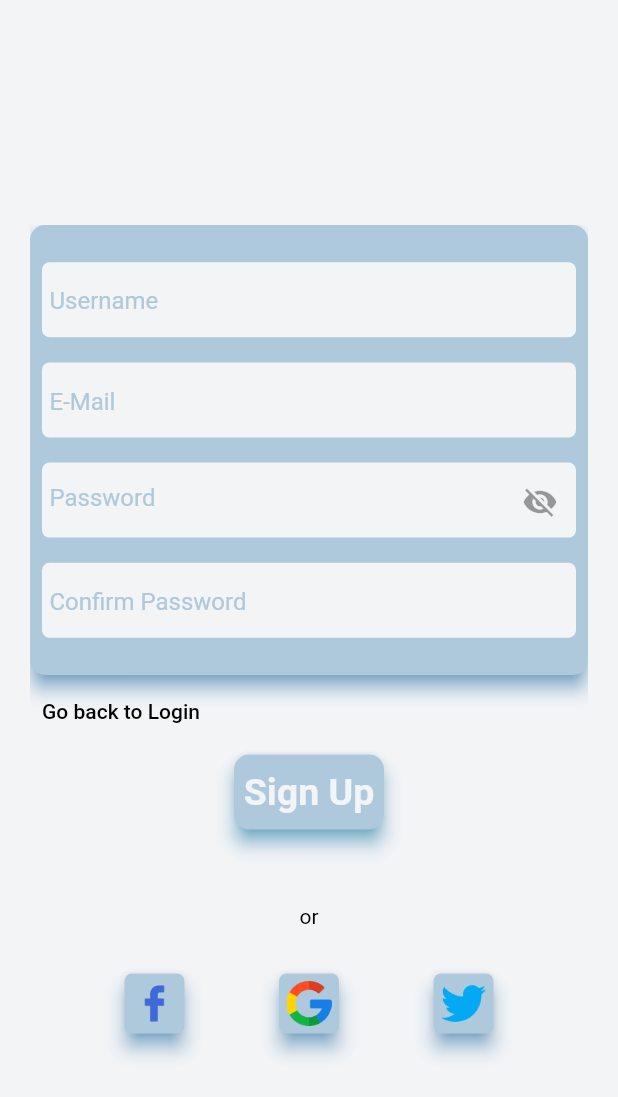
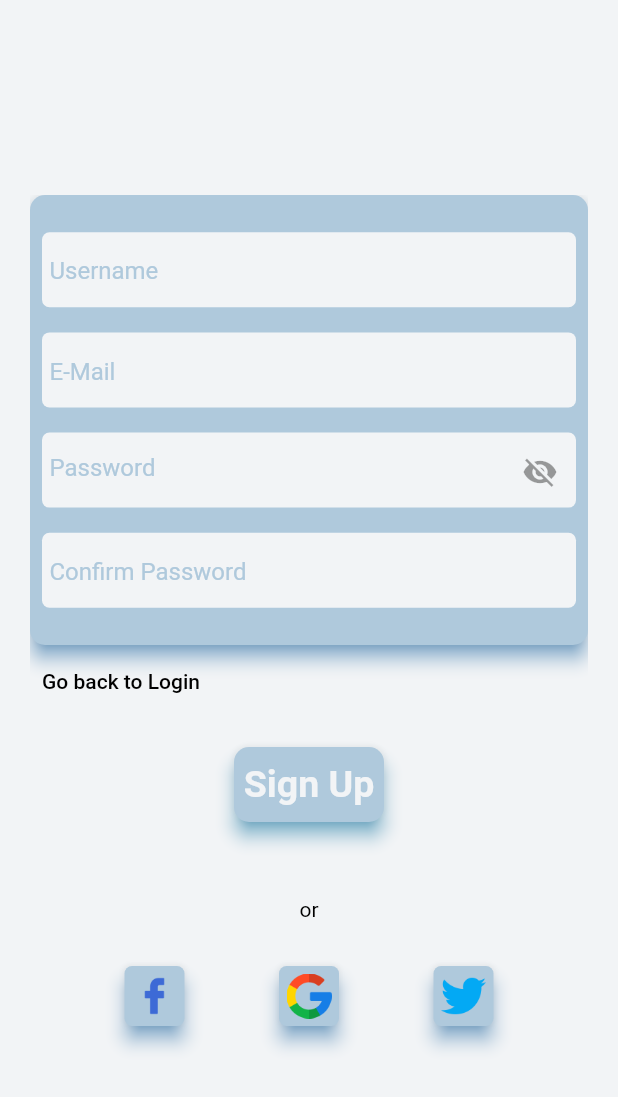
Before and after one commit to Abh1navAbhinav/MovieTicketBooking, a Flutter app: the screen it shows after launch, after a tap on "Create new Account", on a phone screen of 412 x 824 dp. Shown: the top 1097 px of the screen. Run offline on Flutter 3.47's test engine with Material 2 defaults, Android fonts, the phone set to English and light mode, and no system bars; our stand-ins replace get, google_fonts.

Commit message:
Login ui small updations

```diff
--- a/lib/login/controllers/login_controller.dart
+++ b/lib/login/controllers/login_controller.dart
@@ -5,4 +5,5 @@ class LoginController extends GetxController {
   RxBool isPasswordVisible = false.obs;
   RxBool isTextFieldClicked = false.obs;
   RxBool isTextFieldClicked2 = false.obs;
+  RxString buttonValue = "Login".obs;
 }
--- a/lib/login/view/login.dart
+++ b/lib/login/view/login.dart
@@ -24,7 +24,7 @@ class LoginPage extends GetView<LoginController> {
             child: Column(
               children: [
                 const SizedBox(
-                  height: 150,
+                  height: 130,
                 ),
                 Obx(
                   () => AnimatedCrossFade(
@@ -38,11 +38,11 @@ class LoginPage extends GetView<LoginController> {
                     secondCurve: Curves.easeInOutQuart,
                   ),
                 ),
-                Obx(
-                  () => SizedBox(
-                    height: controller.isCreatedNewAccount.value ? 5 : 70,
-                  ),
-                ),
+                // Obx(
+                //   () => SizedBox(
+                //     height: controller.isCreatedNewAccount.value ? 5 : 70,
+                //   ),
+                // ),
                 const LoginButton(),
                 const SizedBox(
                   height: 50,
--- a/lib/login/view/widgets/create_and_forgot_account.dart
+++ b/lib/login/view/widgets/create_and_forgot_account.dart
@@ -16,10 +16,15 @@ class CreateAndForgotAccount extends GetView<LoginController> {
         TextButton(
           onPressed: () {
             controller.isCreatedNewAccount.value = true;
+            // controller.buttonValue.value = "Sign Up";
           },
-          child: Text(
-            'Create new Account',
-            style: ktextStyle,
+          child: Column(
+            children: [
+              Text(
+                'Create new Account',
+                style: ktextStyle,
+              ),
+            ],
           ),
         ),
         TextButton(
--- a/lib/login/view/widgets/create_new_account.dart
+++ b/lib/login/view/widgets/create_new_account.dart
@@ -81,12 +81,16 @@ class CreateNewAccount extends GetView<LoginController> {
           TextButton(
             onPressed: () {
               controller.isCreatedNewAccount.value = false;
+              // controller.buttonValue.value = 'Login';
             },
             child: Text(
               'Go back to Login',
               style: ktextStyle,
             ),
           ),
+          const SizedBox(
+            height: 20,
+          ),
         ],
       ),
     );
--- a/lib/login/view/widgets/login_account.dart
+++ b/lib/login/view/widgets/login_account.dart
@@ -13,7 +13,9 @@ class LoginAccount extends GetView<LoginController> {
   @override
   Widget build(BuildContext context) {
     return SizedBox(
+      height: 350,
       child: Column(
+        mainAxisAlignment: MainAxisAlignment.center,
         children: [
           Obx(
             () => AnimatedPhysicalModel(
--- a/pubspec.yaml
+++ b/pubspec.yaml
@@ -27,3 +27,4 @@ flutter:
 
   assets:
     - assets/icons/
+    - assets/images/
```
